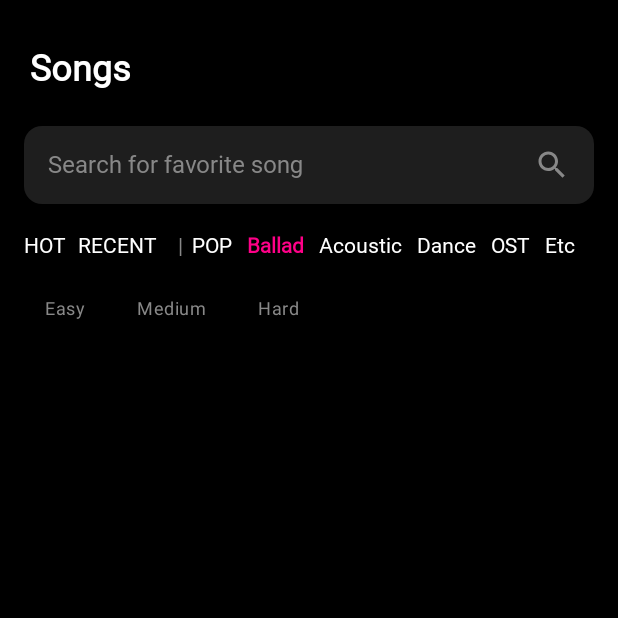
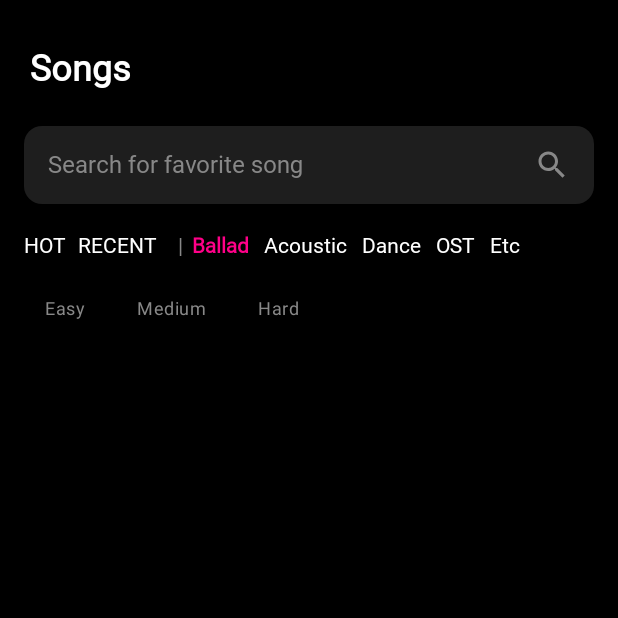
Before and after one commit to onyou-sub/PracticSing, an Android app built with Jetpack Compose: the composable SongScreen shown on its own in the app's theme, after a tap on "Ballad", on a phone screen of 412 x 824 dp, the top half of it. Run offline under Robolectric (Android 15) with nearby library versions, the phone set to English and light mode, and no system bars; our stand-ins replace Firebase (no records; nobody signed in at launch, a user with empty details on screens opened directly); pictures from the network do not load; Roboto replaces fonts that are not available here; 3 other taps on this screen came first.

Commit message:
Demo version + APK

```diff
--- a/app/src/main/java/com/example/practicsing/ui/pract/PracticeScreen.kt
+++ b/app/src/main/java/com/example/practicsing/ui/pract/PracticeScreen.kt
@@ -684,7 +684,7 @@ fun PronunciationScreen(onFinish: () -> Unit) {
     var etriResult by remember { mutableStateOf<String?>(null) }
     var score by remember { mutableStateOf<String?>(null) }
 
-    val userScript = remember { mutableStateOf("예") }
+    val userScript = remember { mutableStateOf("안녕하세요. 잘하셨어요.") }
     val recorderClient = remember { EtriRecorderClient() }
 
     Column(
--- a/app/src/main/java/com/example/practicsing/ui/song/components/SongCategoryTabs.kt
+++ b/app/src/main/java/com/example/practicsing/ui/song/components/SongCategoryTabs.kt
@@ -23,10 +23,11 @@ fun SongCategoryTabs(
 ) {
     val fixedTabs = listOf("HOT", "RECENT")
 
-    // 🔹 Genre Enum 기반으로 스크롤 영역 구성
+    // 🔹 Genre Enum 기반으로 스크롤 영역 구성 (POP은 제외)
     val scrollTabs: List<String> =
         Genre.values()
-            .map { it.name }                 // "POP", "Ballad", "Acoustic", "Dance", "OST", "Etc"
+            .filter { it != Genre.POP }      // Figma 상 POP은 탭에 없어서 제외
+            .map { it.name }                 // "Ballad", "Acoustic", "Dance", "OST", "Etc"
 
     Row(
         modifier = Modifier.fillMaxWidth(),
@@ -62,7 +63,7 @@ fun SongCategoryTabs(
             scrollTabs.forEach { genreName ->
                 val isSelected = selected == genreName
                 Text(
-                    text = genreName,  // "POP", "Ballad", "Acoustic" 등
+                    text = genreName,  // "Ballad", "Acoustic" 등
                     color = if (isSelected) PinkAccent else MainText,
                     style = Typography.bodyMedium,
                     fontWeight = if (isSelected) FontWeight.SemiBold else FontWeight.Normal,
```
Also changed, not shown: 1 other file.
